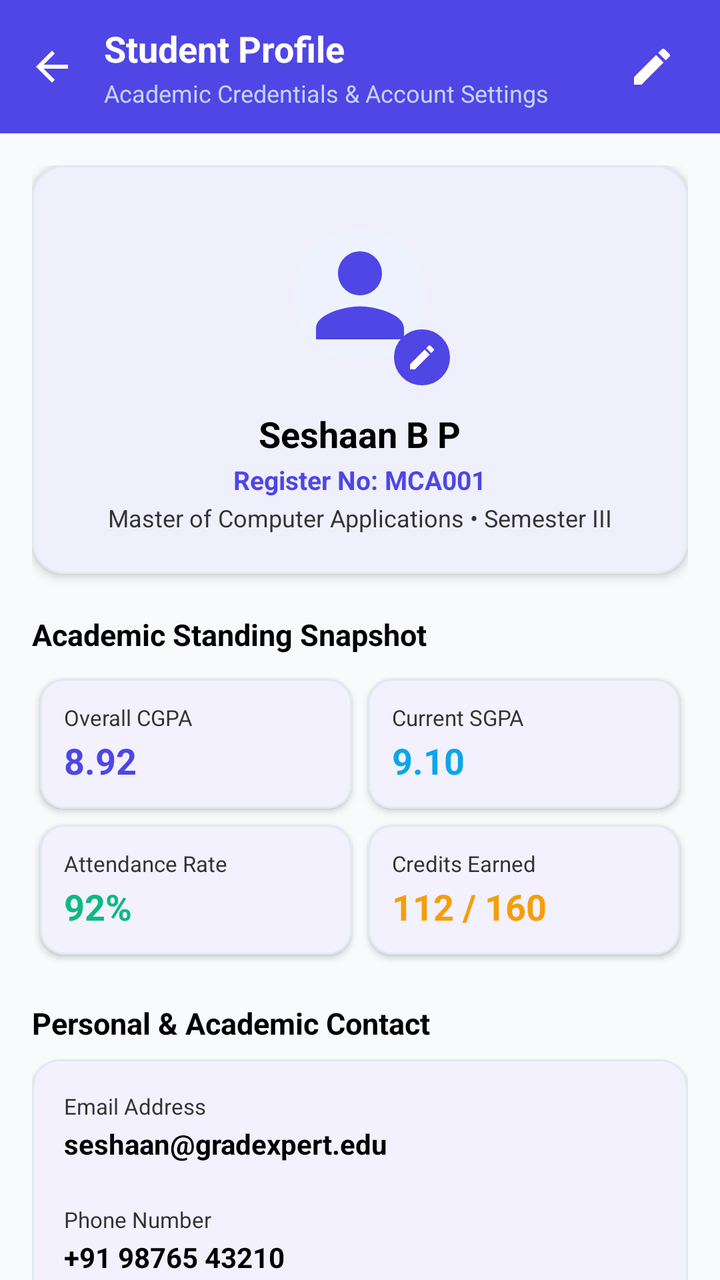
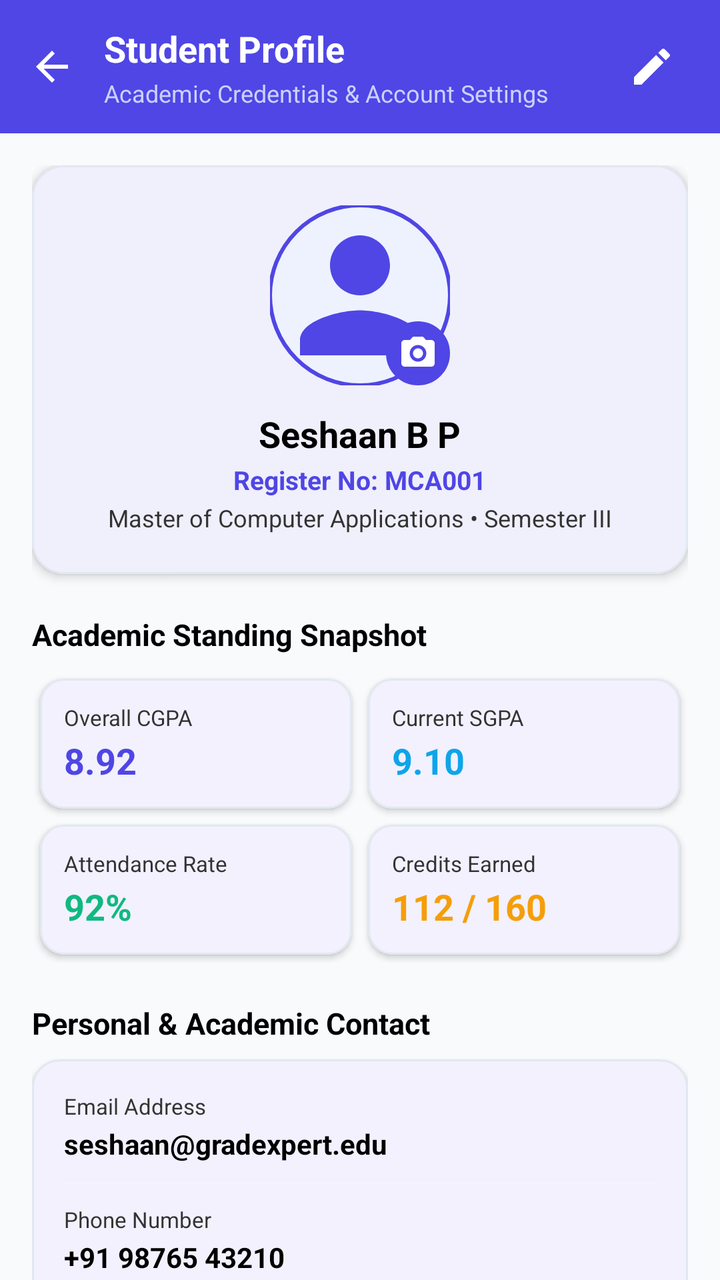

Compare the two renders of this Android layout. The source of the first and the diff that turns it into the second are given below.
<!-- AndroidManifest.xml: activity theme Theme.GradeXpert -->
<!-- res/layout/activity_student_profile.xml -->
<?xml version="1.0" encoding="utf-8"?>
<androidx.coordinatorlayout.widget.CoordinatorLayout xmlns:android="http://schemas.android.com/apk/res/android"
    xmlns:app="http://schemas.android.com/apk/res-auto"
    xmlns:tools="http://schemas.android.com/tools"
    android:layout_width="match_parent"
    android:layout_height="match_parent"
    android:fitsSystemWindows="true"
    android:background="@color/background"
    tools:context=".StudentProfileActivity">

    
    <com.google.android.material.appbar.AppBarLayout
        android:id="@+id/appBarStudentProfile"
        android:layout_width="match_parent"
        android:layout_height="wrap_content"
        android:fitsSystemWindows="true"
        android:background="@color/primary">

        <androidx.appcompat.widget.Toolbar
            android:id="@+id/toolbarStudentProfile"
            android:layout_width="match_parent"
            android:layout_height="wrap_content"
            android:minHeight="?attr/actionBarSize"
            android:background="@color/primary"
            android:paddingStart="8dp"
            android:paddingTop="12dp"
            android:paddingEnd="16dp"
            android:paddingBottom="12dp"
            app:contentInsetStart="0dp"
            app:contentInsetStartWithNavigation="0dp">

            <LinearLayout
                android:layout_width="match_parent"
                android:layout_height="wrap_content"
                android:gravity="center_vertical"
                android:orientation="horizontal">

                <ImageView
                    android:id="@+id/btnBackStudentProfile"
                    android:layout_width="36dp"
                    android:layout_height="36dp"
                    android:background="?attr/selectableItemBackgroundBorderless"
                    android:clickable="true"
                    android:contentDescription="Back"
                    android:focusable="true"
                    android:padding="6dp"
                    android:src="@drawable/ic_back_arrow"
                    app:tint="@color/white" />

                <LinearLayout
                    android:layout_width="0dp"
                    android:layout_height="wrap_content"
                    android:layout_marginStart="8dp"
                    android:layout_weight="1"
                    android:orientation="vertical">

                    <TextView
                        android:layout_width="wrap_content"
                        android:layout_height="wrap_content"
                        android:text="Student Profile"
                        android:textColor="@color/white"
                        android:textSize="18sp"
                        android:textStyle="bold" />

                    <TextView
                        android:layout_width="wrap_content"
                        android:layout_height="wrap_content"
                        android:layout_marginTop="2dp"
                        android:text="Academic Credentials &amp; Account Settings"
                        android:textColor="@color/header_subtitle"
                        android:textSize="12sp" />

                </LinearLayout>

                <ImageView
                    android:id="@+id/btnEditStudentProfileHeader"
                    android:layout_width="36dp"
                    android:layout_height="36dp"
                    android:background="?attr/selectableItemBackgroundBorderless"
                    android:clickable="true"
                    android:contentDescription="Edit"
                    android:focusable="true"
                    android:padding="6dp"
                    android:src="@drawable/ic_edit"
                    app:tint="@color/white" />

            </LinearLayout>

        </androidx.appcompat.widget.Toolbar>

    </com.google.android.material.appbar.AppBarLayout>

    <androidx.core.widget.NestedScrollView
        android:layout_width="match_parent"
        android:layout_height="match_parent"
        app:layout_behavior="@string/appbar_scrolling_view_behavior">

        <LinearLayout
            android:layout_width="match_parent"
            android:layout_height="wrap_content"
            android:orientation="vertical"
            android:padding="16dp">

            
            <com.google.android.material.card.MaterialCardView
                android:layout_width="match_parent"
                android:layout_height="wrap_content"
                app:cardBackgroundColor="@color/surface"
                app:cardCornerRadius="16dp"
                app:cardElevation="3dp"
                app:strokeColor="@color/border_color"
                app:strokeWidth="1dp">

                <LinearLayout
                    android:layout_width="match_parent"
                    android:layout_height="wrap_content"
                    android:gravity="center"
                    android:orientation="vertical"
                    android:padding="20dp">

                    <RelativeLayout
                        android:layout_width="wrap_content"
                        android:layout_height="wrap_content">

                        <com.google.android.material.imageview.ShapeableImageView
                            android:id="@+id/imgStudentProfileAvatar"
                            android:layout_width="90dp"
                            android:layout_height="90dp"
                            android:background="@color/primary_light"
                            android:padding="12dp"
                            android:src="@drawable/ic_profile"
                            app:shapeAppearanceOverlay="@style/ShapeAppearance.Material3.Corner.Full"
                            app:tint="@color/primary" />

                        <ImageView
                            android:id="@+id/btnChangeStudentAvatar"
                            android:layout_width="28dp"
                            android:layout_height="28dp"
                            android:layout_alignEnd="@id/imgStudentProfileAvatar"
                            android:layout_alignBottom="@id/imgStudentProfileAvatar"
                            android:background="@drawable/bg_pill_rose"
                            android:backgroundTint="@color/primary"
                            android:clickable="true"
                            android:focusable="true"
                            android:padding="6dp"
                            android:src="@drawable/ic_edit"
                            app:tint="@color/white" />

                    </RelativeLayout>

                    <TextView
                        android:id="@+id/tvProfileStudentName"
                        android:layout_width="wrap_content"
                        android:layout_height="wrap_content"
                        android:layout_marginTop="12dp"
                        android:text="Seshaan B P"
                        android:textColor="@color/text_primary"
                        android:textSize="18sp"
                        android:textStyle="bold" />

                    <TextView
                        android:id="@+id/tvProfileStudentRegNo"
                        android:layout_width="wrap_content"
                        android:layout_height="wrap_content"
                        android:layout_marginTop="2dp"
                        android:text="Register No: MCA001"
                        android:textColor="@color/primary"
                        android:textSize="13sp"
                        android:textStyle="bold" />

                    <TextView
                        android:id="@+id/tvProfileStudentDeptSem"
                        android:layout_width="wrap_content"
                        android:layout_height="wrap_content"
                        android:layout_marginTop="2dp"
                        android:text="Master of Computer Applications • Semester III"
                        android:textColor="@color/text_secondary"
                        android:textSize="12sp" />

                </LinearLayout>

            </com.google.android.material.card.MaterialCardView>

            
            <TextView
                android:layout_width="wrap_content"
                android:layout_height="wrap_content"
                android:layout_marginTop="20dp"
                android:layout_marginBottom="8dp"
                android:text="Academic Standing Snapshot"
                android:textColor="@color/text_primary"
                android:textSize="15sp"
                android:textStyle="bold" />

            <GridLayout
                android:layout_width="match_parent"
                android:layout_height="wrap_content"
                android:columnCount="2"
                android:rowCount="2">

                
                <com.google.android.material.card.MaterialCardView
                    android:layout_width="0dp"
                    android:layout_height="wrap_content"
                    android:layout_columnWeight="1"
                    android:layout_margin="4dp"
                    app:cardBackgroundColor="@color/surface"
                    app:cardCornerRadius="12dp"
                    app:cardElevation="2dp"
                    app:strokeColor="@color/border_color"
                    app:strokeWidth="1dp">

                    <LinearLayout
                        android:layout_width="match_parent"
                        android:layout_height="wrap_content"
                        android:orientation="vertical"
                        android:padding="12dp">

                        <TextView
                            android:layout_width="wrap_content"
                            android:layout_height="wrap_content"
                            android:text="Overall CGPA"
                            android:textColor="@color/text_secondary"
                            android:textSize="11sp" />

                        <TextView
                            android:id="@+id/tvProfileCGPA"
                            android:layout_width="wrap_content"
                            android:layout_height="wrap_content"
                            android:layout_marginTop="2dp"
                            android:text="8.92"
                            android:textColor="@color/primary"
                            android:textSize="18sp"
                            android:textStyle="bold" />

                    </LinearLayout>

                </com.google.android.material.card.MaterialCardView>

                
                <com.google.android.material.card.MaterialCardView
                    android:layout_width="0dp"
                    android:layout_height="wrap_content"
                    android:layout_columnWeight="1"
                    android:layout_margin="4dp"
                    app:cardBackgroundColor="@color/surface"
                    app:cardCornerRadius="12dp"
                    app:cardElevation="2dp"
                    app:strokeColor="@color/border_color"
                    app:strokeWidth="1dp">

                    <LinearLayout
                        android:layout_width="match_parent"
                        android:layout_height="wrap_content"
                        android:orientation="vertical"
                        android:padding="12dp">

                        <TextView
                            android:layout_width="wrap_content"
                            android:layout_height="wrap_content"
                            android:text="Current SGPA"
                            android:textColor="@color/text_secondary"
                            android:textSize="11sp" />

                        <TextView
                            android:id="@+id/tvProfileSGPA"
                            android:layout_width="wrap_content"
                            android:layout_height="wrap_content"
                            android:layout_marginTop="2dp"
                            android:text="9.10"
                            android:textColor="@color/secondary"
                            android:textSize="18sp"
                            android:textStyle="bold" />

                    </LinearLayout>

                </com.google.android.material.card.MaterialCardView>

                
                <com.google.android.material.card.MaterialCardView
                    android:layout_width="0dp"
                    android:layout_height="wrap_content"
                    android:layout_columnWeight="1"
                    android:layout_margin="4dp"
                    app:cardBackgroundColor="@color/surface"
                    app:cardCornerRadius="12dp"
                    app:cardElevation="2dp"
                    app:strokeColor="@color/border_color"
                    app:strokeWidth="1dp">

                    <LinearLayout
                        android:layout_width="match_parent"
                        android:layout_height="wrap_content"
                        android:orientation="vertical"
                        android:padding="12dp">

                        <TextView
                            android:layout_width="wrap_content"
                            android:layout_height="wrap_content"
                            android:text="Attendance Rate"
                            android:textColor="@color/text_secondary"
                            android:textSize="11sp" />

                        <TextView
                            android:id="@+id/tvProfileAttendance"
                            android:layout_width="wrap_content"
                            android:layout_height="wrap_content"
                            android:layout_marginTop="2dp"
                            android:text="92%"
                            android:textColor="@color/accent_teal"
                            android:textSize="18sp"
                            android:textStyle="bold" />

                    </LinearLayout>

                </com.google.android.material.card.MaterialCardView>

                
                <com.google.android.material.card.MaterialCardView
                    android:layout_width="0dp"
                    android:layout_height="wrap_content"
                    android:layout_columnWeight="1"
                    android:layout_margin="4dp"
                    app:cardBackgroundColor="@color/surface"
                    app:cardCornerRadius="12dp"
                    app:cardElevation="2dp"
                    app:strokeColor="@color/border_color"
                    app:strokeWidth="1dp">

                    <LinearLayout
                        android:layout_width="match_parent"
                        android:layout_height="wrap_content"
                        android:orientation="vertical"
                        android:padding="12dp">

                        <TextView
                            android:layout_width="wrap_content"
                            android:layout_height="wrap_content"
                            android:text="Credits Earned"
                            android:textColor="@color/text_secondary"
                            android:textSize="11sp" />

                        <TextView
                            android:id="@+id/tvProfileCredits"
                            android:layout_width="wrap_content"
                            android:layout_height="wrap_content"
                            android:layout_marginTop="2dp"
                            android:text="112 / 160"
                            android:textColor="@color/warning"
                            android:textSize="18sp"
                            android:textStyle="bold" />

                    </LinearLayout>

                </com.google.android.material.card.MaterialCardView>

            </GridLayout>

            
            <TextView
                android:layout_width="wrap_content"
                android:layout_height="wrap_content"
                android:layout_marginTop="20dp"
                android:layout_marginBottom="8dp"
                android:text="Personal &amp; Academic Contact"
                android:textColor="@color/text_primary"
                android:textSize="15sp"
                android:textStyle="bold" />

            <com.google.android.material.card.MaterialCardView
                android:layout_width="match_parent"
                android:layout_height="wrap_content"
                app:cardBackgroundColor="@color/surface"
                app:cardCornerRadius="14dp"
                app:cardElevation="2dp"
                app:strokeColor="@color/border_color"
                app:strokeWidth="1dp">

                <LinearLayout
                    android:layout_width="match_parent"
                    android:layout_height="wrap_content"
                    android:orientation="vertical"
                    android:padding="16dp">

                    <TextView
                        android:layout_width="wrap_content"
                        android:layout_height="wrap_content"
                        android:text="Email Address"
                        android:textColor="@color/text_secondary"
                        android:textSize="11sp" />

                    <TextView
                        android:id="@+id/tvProfileStudentEmail"
                        android:layout_width="wrap_content"
                        android:layout_height="wrap_content"
                        android:layout_marginTop="2dp"
                        android:text="seshaan@gradexpert.edu"
                        android:textColor="@color/text_primary"
                        android:textSize="14sp"
                        android:textStyle="bold" />

                    <View
                        android:layout_width="match_parent"
                        android:layout_height="1dp"
                        android:layout_marginTop="10dp"
                        android:layout_marginBottom="10dp"
                        android:background="@color/divider_color" />

                    <TextView
                        android:layout_width="wrap_content"
                        android:layout_height="wrap_content"
                        android:text="Phone Number"
                        android:textColor="@color/text_secondary"
                        android:textSize="11sp" />

                    <TextView
                        android:id="@+id/tvProfileStudentPhone"
                        android:layout_width="wrap_content"
                        android:layout_height="wrap_content"
                        android:layout_marginTop="2dp"
                        android:text="+91 98765 43210"
                        android:textColor="@color/text_primary"
                        android:textSize="14sp"
                        android:textStyle="bold" />

                </LinearLayout>

            </com.google.android.material.card.MaterialCardView>

            
            <TextView
                android:layout_width="wrap_content"
                android:layout_height="wrap_content"
                android:layout_marginTop="20dp"
                android:layout_marginBottom="8dp"
                android:text="Account &amp; Support"
                android:textColor="@color/text_primary"
                android:textSize="15sp"
                android:textStyle="bold" />

            <com.google.android.material.card.MaterialCardView
                android:layout_width="match_parent"
                android:layout_height="wrap_content"
                app:cardBackgroundColor="@color/surface"
                app:cardCornerRadius="14dp"
                app:cardElevation="2dp"
                app:strokeColor="@color/border_color"
                app:strokeWidth="1dp">

                <LinearLayout
                    android:layout_width="match_parent"
                    android:layout_height="wrap_content"
                    android:orientation="vertical">

                    
                    <LinearLayout
                        android:id="@+id/rowEditProfile"
                        android:layout_width="match_parent"
                        android:layout_height="wrap_content"
                        android:background="?attr/selectableItemBackground"
                        android:clickable="true"
                        android:focusable="true"
                        android:gravity="center_vertical"
                        android:orientation="horizontal"
                        android:padding="16dp">

                        <ImageView
                            android:layout_width="24dp"
                            android:layout_height="24dp"
                            android:src="@drawable/ic_edit"
                            app:tint="@color/primary" />

                        <TextView
                            android:layout_width="0dp"
                            android:layout_height="wrap_content"
                            android:layout_marginStart="16dp"
                            android:layout_weight="1"
                            android:text="Edit Personal Details"
                            android:textColor="@color/text_primary"
                            android:textSize="14sp"
                            android:textStyle="bold" />

                    </LinearLayout>

                    <View
                        android:layout_width="match_parent"
                        android:layout_height="1dp"
                        android:background="@color/divider_color" />

                    
                    <LinearLayout
                        android:id="@+id/rowChangePassword"
                        android:layout_width="match_parent"
                        android:layout_height="wrap_content"
                        android:background="?attr/selectableItemBackground"
                        android:clickable="true"
                        android:focusable="true"
                        android:gravity="center_vertical"
                        android:orientation="horizontal"
                        android:padding="16dp">

                        <ImageView
                            android:layout_width="24dp"
                            android:layout_height="24dp"
                            android:src="@drawable/ic_lock"
                            app:tint="@color/primary" />

                        <TextView
                            android:layout_width="0dp"
                            android:layout_height="wrap_content"
                            android:layout_marginStart="16dp"
                            android:layout_weight="1"
                            android:text="Change Password"
                            android:textColor="@color/text_primary"
                            android:textSize="14sp"
                            android:textStyle="bold" />

                    </LinearLayout>

                    <View
                        android:layout_width="match_parent"
                        android:layout_height="1dp"
                        android:background="@color/divider_color" />

                    
                    <LinearLayout
                        android:id="@+id/rowHelpSupport"
                        android:layout_width="match_parent"
                        android:layout_height="wrap_content"
                        android:background="?attr/selectableItemBackground"
                        android:clickable="true"
                        android:focusable="true"
                        android:gravity="center_vertical"
                        android:orientation="horizontal"
                        android:padding="16dp">

                        <ImageView
                            android:layout_width="24dp"
                            android:layout_height="24dp"
                            android:src="@drawable/ic_info"
                            app:tint="@color/primary" />

                        <TextView
                            android:layout_width="0dp"
                            android:layout_height="wrap_content"
                            android:layout_marginStart="16dp"
                            android:layout_weight="1"
                            android:text="Academic Support &amp; FAQ"
                            android:textColor="@color/text_primary"
                            android:textSize="14sp"
                            android:textStyle="bold" />

                    </LinearLayout>

                </LinearLayout>

            </com.google.android.material.card.MaterialCardView>

            
            <com.google.android.material.button.MaterialButton
                android:id="@+id/btnStudentLogout"
                style="@style/Widget.Material3.Button.TonalButton"
                android:layout_width="match_parent"
                android:layout_height="52dp"
                android:layout_marginTop="24dp"
                android:layout_marginBottom="24dp"
                android:text="Log Out from GradeXpert"
                android:textColor="@color/error"
                app:cornerRadius="12dp"
                app:icon="@drawable/ic_logout"
                app:iconGravity="textStart"
                app:iconTint="@color/error" />

        </LinearLayout>

    </androidx.core.widget.NestedScrollView>

</androidx.coordinatorlayout.widget.CoordinatorLayout>
<!-- resources referenced by this layout -->
<resources>
  <color name="accent_teal">#10B981</color>
  <color name="background">#F8FAFC</color>
  <color name="border_color">#E2E8F0</color>
  <color name="divider_color">#F1F5F9</color>
  <color name="error">#EF4444</color>
  <color name="header_subtitle">#C7D2FE</color>
  <color name="primary">#4F46E5</color>
  <color name="primary_light">#EEF2FF</color>
  <color name="secondary">#0EA5E9</color>
  <color name="surface">#FFFFFF</color>
  <color name="text_primary">#000000</color>
  <color name="text_secondary">#333333</color>
  <color name="warning">#F59E0B</color>
  <color name="white">#FFFFFFFF</color>
  <!-- drawable bg_pill_rose (drawable) -->
  <?xml version="1.0" encoding="utf-8"?>
  <shape xmlns:android="http://schemas.android.com/apk/res/android"
      android:shape="rectangle">
      <solid android:color="#FEE2E2" />
      <stroke
          android:width="1dp"
          android:color="#FECACA" />
      <corners android:radius="50dp" />
  </shape>
  <!-- drawable ic_back_arrow (drawable) -->
  <?xml version="1.0" encoding="utf-8"?>
  <vector xmlns:android="http://schemas.android.com/apk/res/android"
      android:width="24dp"
      android:height="24dp"
      android:viewportWidth="24"
      android:viewportHeight="24">
      <path
          android:fillColor="#FFFFFF"
          android:pathData="M20,11H7.83l5.59,-5.59L12,4l-8,8 8,8 1.41,-1.41L7.83,13H20v-2z"/>
  </vector>
  <!-- drawable ic_edit (drawable) -->
  <?xml version="1.0" encoding="utf-8"?>
  <vector xmlns:android="http://schemas.android.com/apk/res/android"
      android:width="24dp"
      android:height="24dp"
      android:viewportWidth="24"
      android:viewportHeight="24">
      <path
          android:fillColor="#1A73E8"
          android:pathData="M3,17.25V21h3.75L17.81,9.94l-3.75,-3.75L3,17.25zM20.71,7.04c0.39,-0.39 0.39,-1.02 0,-1.41l-2.34,-2.34c-0.39,-0.39 -1.02,-0.39 -1.41,0l-1.83,1.83 3.75,3.75 1.83,-1.83z"/>
  </vector>
  <!-- drawable ic_info (drawable) -->
  <vector xmlns:android="http://schemas.android.com/apk/res/android"
      android:width="24dp"
      android:height="24dp"
      android:viewportWidth="24"
      android:viewportHeight="24">
    <path
        android:fillColor="@android:color/white"
        android:pathData="M12,2C6.48,2 2,6.48 2,12s4.48,10 10,10 10,-4.48 10,-10S17.52,2 12,2zM13,17h-2v-6h2v6zM13,9h-2V7h2v2z"/>
  </vector>
  <!-- drawable ic_logout (drawable) -->
  <?xml version="1.0" encoding="utf-8"?>
  <vector xmlns:android="http://schemas.android.com/apk/res/android"
      android:width="24dp"
      android:height="24dp"
      android:viewportWidth="24"
      android:viewportHeight="24">
      <path
          android:fillColor="#D93025"
          android:pathData="M17,7l-1.41,1.41L18.17,11H8v2h10.17l-2.58,2.58L17,17l5,-5zM4,5h8V3H4c-1.1,0 -2,0.9 -2,2v14c0,1.1 0.9,2 2,2h8v-2H4V5z"/>
  </vector>
  <!-- drawable ic_profile (drawable) -->
  <?xml version="1.0" encoding="utf-8"?>
  <vector xmlns:android="http://schemas.android.com/apk/res/android"
      android:width="24dp"
      android:height="24dp"
      android:viewportWidth="24"
      android:viewportHeight="24">
      <path
          android:fillColor="#0F9D58"
          android:pathData="M12,12c2.21,0 4,-1.79 4,-4s-1.79,-4 -4,-4 -4,1.79 -4,4 1.79,4 4,4zm0,2c-2.67,0 -8,1.34 -8,4v2h16v-2c0,-2.66 -5.33,-4 -8,-4z"/>
  </vector>
  <color name="primary_dark">#3730A3</color>
  <color name="secondary_light">#E0F2FE</color>
  <color name="secondary_dark">#0369A1</color>
  <!-- unchanged entries left out for length: 2 -->
</resources>

<!-- the commit's change to res/layout/activity_student_profile.xml (unified diff, before → after) -->
@@ -127,23 +127,27 @@
                             android:layout_width="90dp"
                             android:layout_height="90dp"
                             android:background="@color/primary_light"
-                            android:padding="12dp"
+                            android:padding="0dp"
+                            android:scaleType="centerCrop"
                             android:src="@drawable/ic_profile"
                             app:shapeAppearanceOverlay="@style/ShapeAppearance.Material3.Corner.Full"
+                            app:strokeColor="@color/primary"
+                            app:strokeWidth="2dp"
                             app:tint="@color/primary" />
 
                         <ImageView
                             android:id="@+id/btnChangeStudentAvatar"
-                            android:layout_width="28dp"
-                            android:layout_height="28dp"
+                            android:layout_width="32dp"
+                            android:layout_height="32dp"
                             android:layout_alignEnd="@id/imgStudentProfileAvatar"
                             android:layout_alignBottom="@id/imgStudentProfileAvatar"
                             android:background="@drawable/bg_pill_rose"
                             android:backgroundTint="@color/primary"
                             android:clickable="true"
+                            android:contentDescription="Take or update profile photo with camera"
                             android:focusable="true"
                             android:padding="6dp"
-                            android:src="@drawable/ic_edit"
+                            android:src="@drawable/ic_camera"
                             app:tint="@color/white" />
 
                     </RelativeLayout>
<!-- resource entries referenced after the edit -->
@@ -34,6 +34,16 @@
       <path
           android:fillColor="#FFFFFF"
           android:pathData="M20,11H7.83l5.59,-5.59L12,4l-8,8 8,8 1.41,-1.41L7.83,13H20v-2z"/>
+  </vector>
+  <!-- drawable ic_camera (drawable) -->
+  <vector xmlns:android="http://schemas.android.com/apk/res/android"
+      android:width="24dp"
+      android:height="24dp"
+      android:viewportWidth="24"
+      android:viewportHeight="24">
+      <path
+          android:fillColor="#FFFFFFFF"
+          android:pathData="M12,15c1.66,0 3,-1.34 3,-3s-1.34,-3 -3,-3 -3,1.34 -3,3 1.34,3 3,3zM9,2L7.17,4H4c-1.1,0 -2,0.9 -2,2v12c0,1.1 0.9,2 2,2h16c1.1,0 2,-0.9 2,-2V6c0,-1.1 -0.9,-2 -2,-2h-3.17L15,2H9zm3,15c-2.76,0 -5,-2.24 -5,-5s2.24,-5 5,-5 5,2.24 5,5 -2.24,5 -5,5z" />
   </vector>
   <!-- drawable ic_edit (drawable) -->
   <?xml version="1.0" encoding="utf-8"?>
